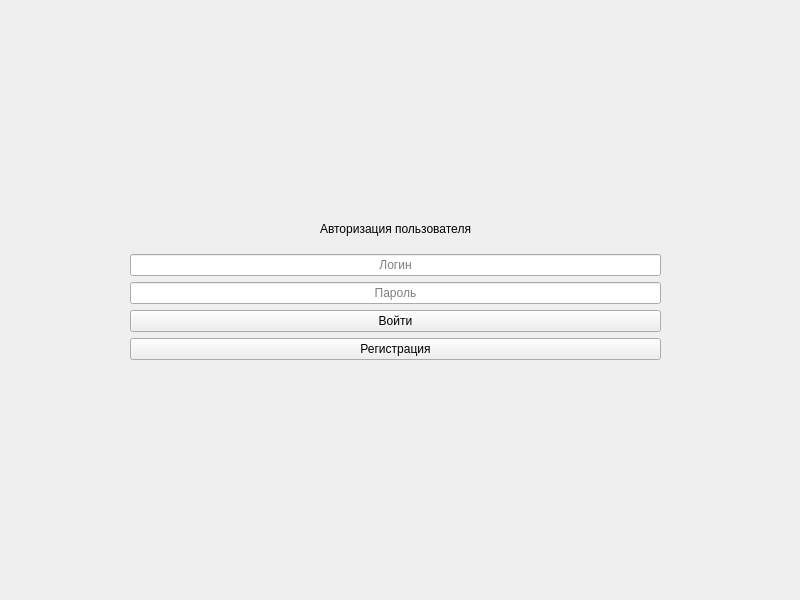
This is auth_window.ui in aplecom/StaffBD as Qt 5 draws it before an edit. The edited form follows.
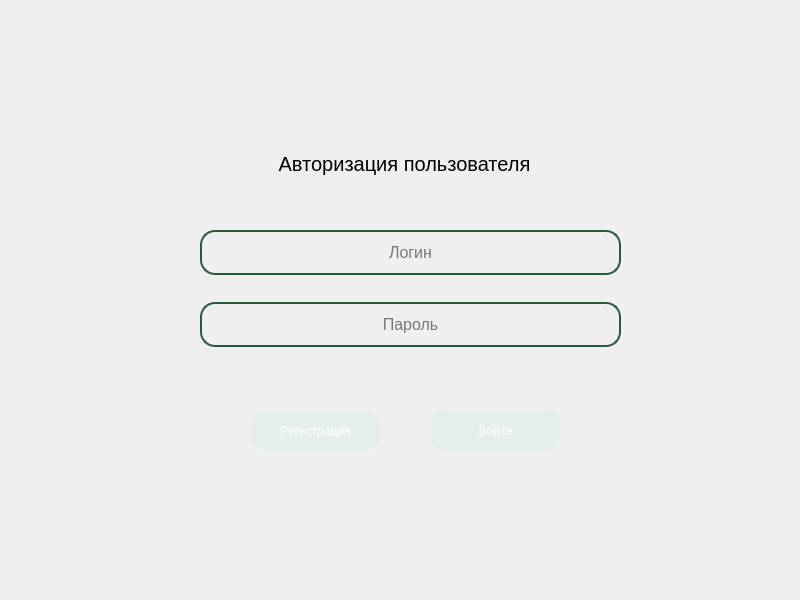
This is the edited form.

```diff
--- a/auth_window.ui
+++ b/auth_window.ui
@@ -10,15 +10,30 @@
     <height>600</height>
    </rect>
   </property>
+  <property name="minimumSize">
+   <size>
+    <width>800</width>
+    <height>600</height>
+   </size>
+  </property>
+  <property name="maximumSize">
+   <size>
+    <width>800</width>
+    <height>600</height>
+   </size>
+  </property>
   <property name="windowTitle">
-   <string>Form</string>
+   <string>Авторизация</string>
+  </property>
+  <property name="styleSheet">
+   <string notr="true"/>
   </property>
   <widget class="QWidget" name="gridLayoutWidget">
    <property name="geometry">
     <rect>
-     <x>130</x>
-     <y>210</y>
-     <width>531</width>
+     <x>200</x>
+     <y>230</y>
+     <width>421</width>
      <height>172</height>
     </rect>
    </property>
@@ -26,15 +41,27 @@
     <property name="sizeConstraint">
      <enum>QLayout::SetDefaultConstraint</enum>
     </property>
-    <item row="4" column="1">
-     <widget class="QPushButton" name="loginBtn">
-      <property name="text">
-       <string>Войти</string>
-      </property>
-     </widget>
-    </item>
-    <item row="2" column="1">
+    <item row="0" column="1">
      <widget class="QLineEdit" name="loginLe">
+      <property name="styleSheet">
+       <string notr="true">QLineEdit {
+
+background-color: rgba(0, 0, 0, 0);
+border: 2px solid ;
+border-color: rgb(39, 89, 61);
+border-radius: 15px;
+padding: 10px;
+margin-bottom: 21px;
+font-size: 16px;
+font: 16pt &quot;DejaVu Math TeX Gyre&quot;;
+}
+
+QLineEdit:focus 
+{  border-color: rgba(155, 217, 144);
+}
+
+</string>
+      </property>
       <property name="alignment">
        <set>Qt::AlignCenter</set>
       </property>
@@ -43,8 +70,27 @@
       </property>
      </widget>
     </item>
-    <item row="3" column="1">
+    <item row="1" column="1">
      <widget class="QLineEdit" name="passLe">
+      <property name="styleSheet">
+       <string notr="true">QLineEdit {
+
+background-color: rgba(0, 0, 0, 0);
+border: 2px solid ;
+border-color: rgb(39, 89, 61);
+border-radius: 15px;
+padding: 10px;
+margin-bottom: 21px;
+font-size: 16px;
+font: 16pt &quot;DejaVu Math TeX Gyre&quot;;
+}
+
+QLineEdit:focus 
+{  border-color: rgba(155, 217, 144);
+}
+
+</string>
+      </property>
       <property name="alignment">
        <set>Qt::AlignCenter</set>
       </property>
@@ -53,36 +99,7 @@
       </property>
      </widget>
     </item>
-    <item row="0" column="1" rowspan="2">
-     <widget class="QLabel" name="authLb">
-      <property name="frameShape">
-       <enum>QFrame::NoFrame</enum>
-      </property>
-      <property name="frameShadow">
-       <enum>QFrame::Plain</enum>
-      </property>
-      <property name="text">
-       <string>Авторизация пользователя</string>
-      </property>
-      <property name="textFormat">
-       <enum>Qt::AutoText</enum>
-      </property>
-      <property name="alignment">
-       <set>Qt::AlignCenter</set>
-      </property>
-      <property name="margin">
-       <number>0</number>
-      </property>
-     </widget>
-    </item>
-    <item row="5" column="1">
-     <widget class="QPushButton" name="registerBtn">
-      <property name="text">
-       <string>Регистрация</string>
-      </property>
-     </widget>
-    </item>
-    <item row="6" column="1">
+    <item row="2" column="1">
      <widget class="QLabel" name="infoLb">
       <property name="layoutDirection">
        <enum>Qt::LeftToRight</enum>
@@ -91,12 +108,108 @@
        <string/>
       </property>
       <property name="alignment">
-       <set>Qt::AlignCenter</set>
+       <set>Qt::AlignBottom|Qt::AlignHCenter</set>
       </property>
      </widget>
     </item>
    </layout>
   </widget>
+  <widget class="QPushButton" name="loginBtn">
+   <property name="geometry">
+    <rect>
+     <x>430</x>
+     <y>410</y>
+     <width>131</width>
+     <height>41</height>
+    </rect>
+   </property>
+   <property name="styleSheet">
+    <string notr="true">QPushButton {
+    background: rgba(32, 255, 144, 15);
+	color: white;
+    border-radius: 15px; 
+	border: 2px solid transparent;
+}
+
+QPushButton:hover 
+{   background: rgba(32, 255, 144, 30);
+	border-color: rgba(155, 217, 144);
+}
+
+QPushButton:pressed 
+{   background: rgba(32, 255, 144, 60);
+}
+</string>
+   </property>
+   <property name="text">
+    <string>Войти</string>
+   </property>
+  </widget>
+  <widget class="QPushButton" name="registerBtn">
+   <property name="geometry">
+    <rect>
+     <x>250</x>
+     <y>410</y>
+     <width>131</width>
+     <height>41</height>
+    </rect>
+   </property>
+   <property name="styleSheet">
+    <string notr="true">QPushButton {
+    background: rgba(32, 255, 144, 15);
+	color: white;
+    border-radius: 15px; 
+	border: 2px solid transparent;
+}
+
+QPushButton:hover 
+{   background: rgba(32, 255, 144, 30);
+	border-color: rgba(155, 217, 144);
+}
+
+QPushButton:pressed 
+{   background: rgba(32, 255, 144, 60);
+}
+</string>
+   </property>
+   <property name="text">
+    <string>Регистрация</string>
+   </property>
+  </widget>
+  <widget class="QLabel" name="authLb">
+   <property name="geometry">
+    <rect>
+     <x>140</x>
+     <y>130</y>
+     <width>529</width>
+     <height>67</height>
+    </rect>
+   </property>
+   <property name="styleSheet">
+    <string notr="true">font: 900 25pt &quot;Noto Sans Adlam Unjoined&quot;;
+font-size:  20px;
+
+</string>
+   </property>
+   <property name="frameShape">
+    <enum>QFrame::NoFrame</enum>
+   </property>
+   <property name="frameShadow">
+    <enum>QFrame::Plain</enum>
+   </property>
+   <property name="text">
+    <string>Авторизация пользователя</string>
+   </property>
+   <property name="textFormat">
+    <enum>Qt::AutoText</enum>
+   </property>
+   <property name="alignment">
+    <set>Qt::AlignCenter</set>
+   </property>
+   <property name="margin">
+    <number>0</number>
+   </property>
+  </widget>
  </widget>
  <resources/>
  <connections/>
```
